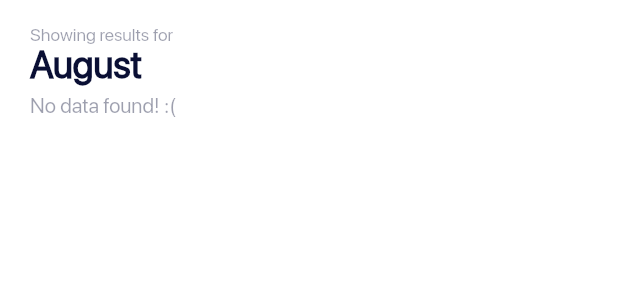
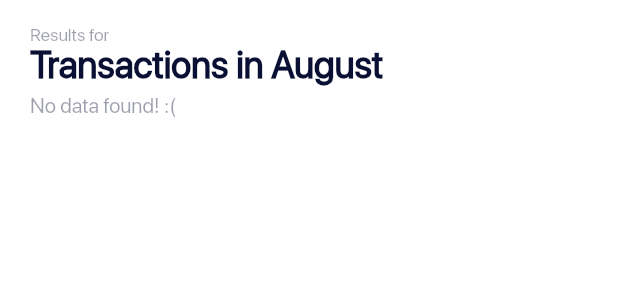
Before and after one commit to WorkWithAfridi/Pinext-Flutter_IncomeExpenseTracker, a Flutter app: the TransactionsList widget shown alone on an empty page, opened directly, on a phone screen of 412 x 824 dp. Shown: the top 300 px of the screen. Run offline on Flutter 3.47's test engine with Material 2 defaults, Android fonts, the phone set to English and light mode, and no system bars; our stand-ins replace awesome_snackbar_content, bloc, cloud_firestore, elegant_notification, equatable, firebase_auth and 6 more; accounts and stored records are empty.

Commit message:
UI update

```diff
--- a/lib/app/screens/home/pages/archive_page.dart
+++ b/lib/app/screens/home/pages/archive_page.dart
@@ -200,14 +200,14 @@ class TransactionsList extends StatelessWidget {
                           crossAxisAlignment: CrossAxisAlignment.start,
                           children: [
                             Text(
-                              "Showing results for",
+                              "Results for",
                               style: regularTextStyle.copyWith(
                                 color: customBlackColor.withOpacity(.4),
                                 fontSize: 12,
                               ),
                             ),
                             Text(
-                              "${months[int.parse(state.selectedMonth)]}",
+                              "Transactions in ${months[int.parse(state.selectedMonth)]}",
                               style: boldTextStyle.copyWith(
                                 fontSize: 25,
                                 color: customBlackColor,
@@ -230,14 +230,14 @@ class TransactionsList extends StatelessWidget {
                         crossAxisAlignment: CrossAxisAlignment.start,
                         children: [
                           Text(
-                            "Showing results for",
+                            "Results for",
                             style: regularTextStyle.copyWith(
                               color: customBlackColor.withOpacity(.4),
                               fontSize: 12,
                             ),
                           ),
                           Text(
-                            "${months[int.parse(state.selectedMonth)]}",
+                            "Transactions in ${months[int.parse(state.selectedMonth)]}",
                             style: boldTextStyle.copyWith(
                               fontSize: 25,
                               color: customBlackColor,
```
